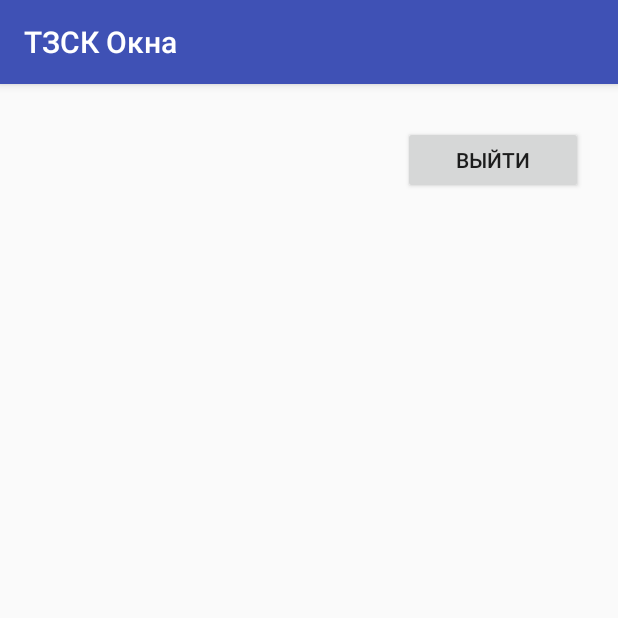
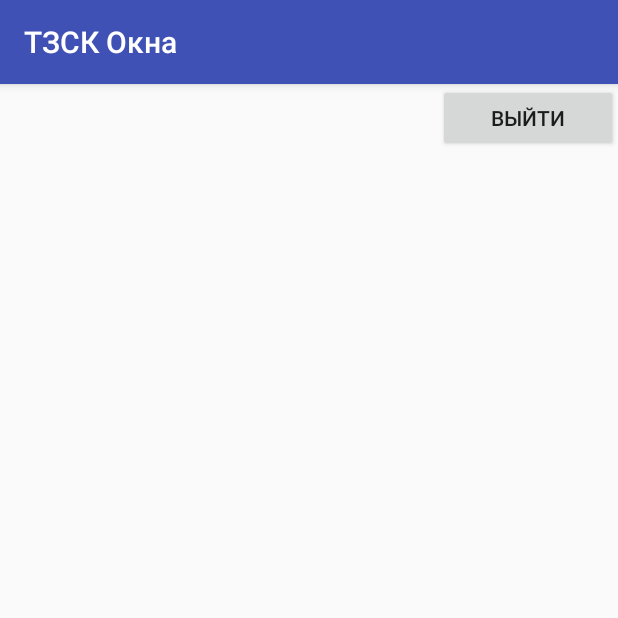
Before and after one commit to barbeu/TZSK-Windows, an Android app: the MainActivity screen opened directly, with no data from a screen before it, on a phone screen of 412 x 824 dp, the top half of it. Run offline under Robolectric (Android 15) with nearby library versions, the phone set to English and light mode, and no system bars.

```diff
--- a/app/src/main/AndroidManifest.xml
+++ b/app/src/main/AndroidManifest.xml
@@ -21,9 +21,9 @@
         android:roundIcon="@mipmap/ic_launcher_round"
         android:supportsRtl="true"
         android:theme="@style/AppTheme">
-        <activity android:name=".MainActivity">
+        <activity android:name=".MainActivity" android:screenOrientation="portrait">
         </activity>
-        <activity android:name=".LoginActivity">
+        <activity android:name=".LoginActivity" android:screenOrientation="portrait">
             <intent-filter>
                 <action android:name="android.intent.action.MAIN" />
                 <category android:name="android.intent.category.LAUNCHER" />
--- a/app/src/main/res/layout/activity_main.xml
+++ b/app/src/main/res/layout/activity_main.xml
@@ -16,7 +16,7 @@
         app:layout_constraintLeft_toLeftOf="parent"
         app:layout_constraintRight_toRightOf="parent"
         app:layout_constraintTop_toTopOf="parent"
-        app:layout_constraintHorizontal_bias="0.92"
-        app:layout_constraintVertical_bias="0.039" />
+        app:layout_constraintHorizontal_bias="1.0"
+        app:layout_constraintVertical_bias="0.0" />
 
 </android.support.constraint.ConstraintLayout>
```
